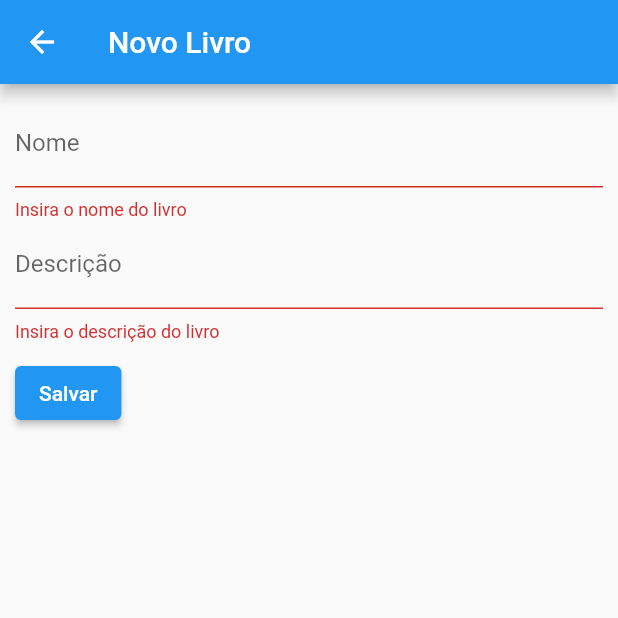
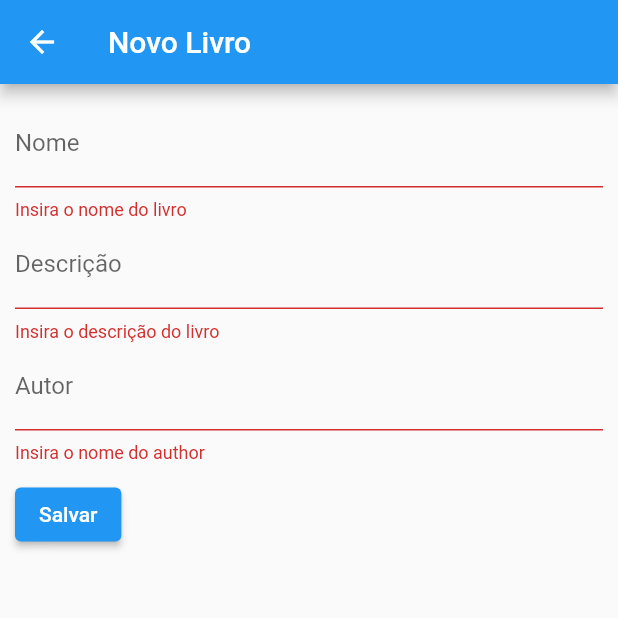
Before and after one commit to ErisonLopes/me_empresta_ai, a Flutter app: the BookFormWidget screen opened directly, after a tap on "Salvar", on a phone screen of 412 x 824 dp, the top half of it. Run offline on Flutter 3.47's test engine with Material 2 defaults, Android fonts, the phone set to English and light mode, and no system bars; our stand-ins replace floor, flutter_svg, sqflite; accounts and stored records are empty; generated files the repository leaves out were written again; project files that could hold a hidden picture were left out.

```diff
--- a/lib/main.dart
+++ b/lib/main.dart
@@ -21,8 +21,8 @@ class MyApp extends StatelessWidget {
       ),
       initialRoute: '/',
       routes: {
-        '/': (context) => const LoginWidget(),
-        '/books': (context) => const MyBooksWidget()
+        //'/': (context) => const LoginWidget(),
+        '/': (context) => const MyBooksWidget()
       },
     );
   }
--- a/lib/repositories/userRepository.dart
+++ b/lib/repositories/userRepository.dart
@@ -1,13 +1,9 @@
-import 'dart:html';
-
 import 'package:me_empresta_ai/database/db.dart';
-import 'package:me_empresta_ai/models/book.dart';
 import 'package:me_empresta_ai/models/user.dart';
 import 'package:sqflite/sqflite.dart';
 
 class UserRepository {
   late Database db;
-  List<Book> books = [];
   List<User> users = [];
 
   UserRepository() {
--- a/lib/screens/bookAdd.dart
+++ b/lib/screens/bookAdd.dart
@@ -33,6 +33,11 @@ class BookFormWidget extends StatelessWidget {
                       label: "Descrição",
                       controller: _descriptionController,
                       validationMsg: "Insira o descrição do livro"),
+                  DefaultInputFormWidget(
+                      placeholder: "Informe o autor",
+                      label: "Autor",
+                      controller: _authorController,
+                      validationMsg: "Insira o nome do author"),
                   Padding(
                     padding: EdgeInsets.only(top: 10),
                     child: ElevatedButton(
@@ -42,7 +47,7 @@ class BookFormWidget extends StatelessWidget {
                                 _nameController.text,
                                 _descriptionController.text,
                                 _authorController.text,
-                                1,
+                                0,
                                 1,
                                 1);
                             Navigator.pop(context, book);
```
Also changed, not shown: lib/screens/myListBook.dart (+11 -11 lines).
